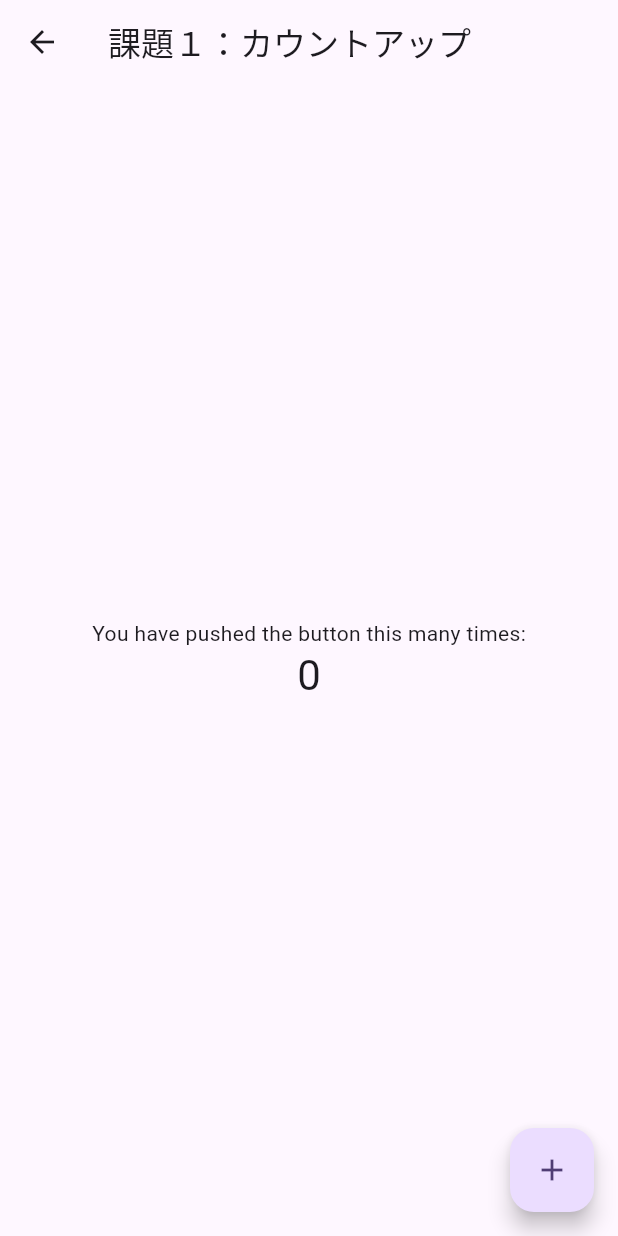
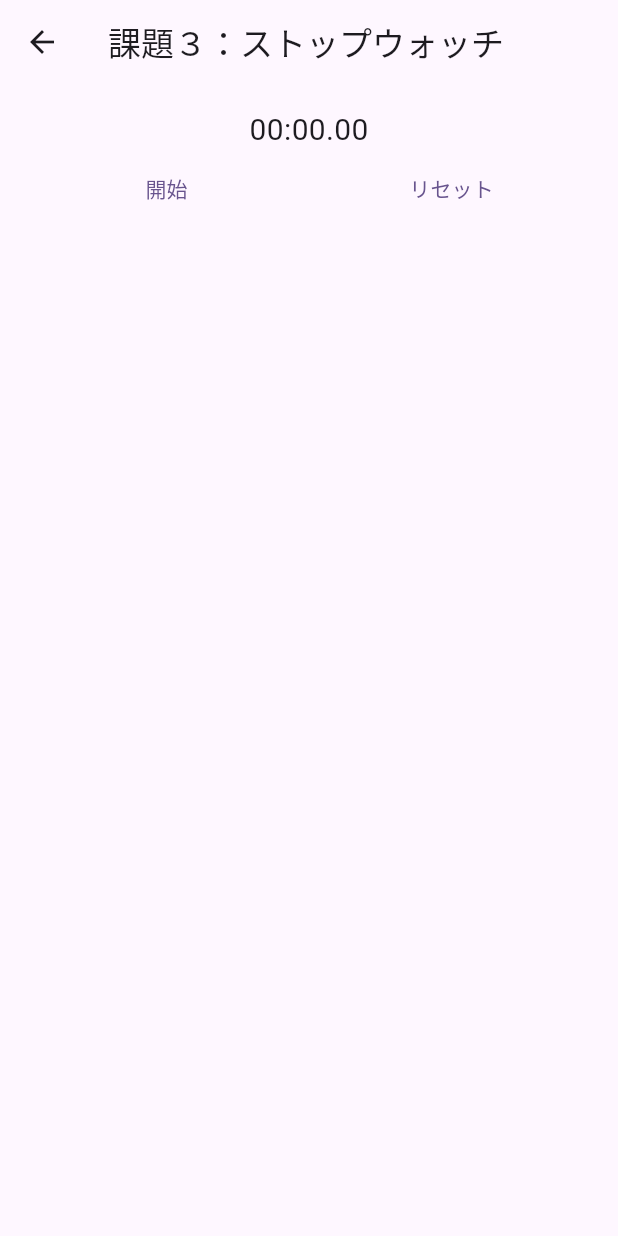
Before and after one commit to retail-oukaku/flutter_study, a Flutter app: the screen it shows after launch, after a tap on "課題3", on a phone screen of 412 x 824 dp. Run offline on Flutter 3.47's test engine with Material 2 defaults, Android fonts, the phone set to English and light mode, and no system bars.

Commit message:
課題3. ストップウォッチ機能が利用できるアプリを作成する (#16)
* 課題３のクラスを追加

* add record lirtview

* remove package(stop_watch_timer)

* 機能を更新

* 時間の表示
layoutの修正

* textの変更

* SafeAreaを追加

* 数字がぶれてる問題を修正

* space

* ローカル変数名をelapsedNumberに修正

* ローカル変数を削除

```diff
--- /dev/null
+++ b/lib/kadai3/stop_watch_page.dart
@@ -0,0 +1,171 @@
+
+import 'dart:ui';
+
+import 'package:flutter/material.dart';
+
+class StopWatchPage extends StatefulWidget {
+  const StopWatchPage({super.key});
+  @override
+  State<StopWatchPage> createState() => _StopWatchPageState();
+}
+
+class _StopWatchPageState extends State<StopWatchPage> {
+  final _stopWatch = Stopwatch();
+  String _counter = '00:00.00';
+  bool _isRunning = false;
+  // late
+  final _items = <String>[];
+  @override
+  void initState() {
+    super.initState();
+  }
+
+  @override
+  Widget build(BuildContext context) {
+    return MaterialApp(
+      theme: ThemeData(
+        useMaterial3: true,
+        colorScheme: ColorScheme.fromSeed(seedColor: Colors.deepPurple),
+      ),
+      home: Scaffold(
+        appBar: AppBar(
+          leading: IconButton(
+            icon: const Icon(Icons.arrow_back),
+            onPressed: () => {
+              Navigator.of(context).pop('Back')
+            },
+          ),
+          title: const Text('課題３：ストップウォッチ'),
+        ),
+        body:SafeArea(
+          child: Container (
+            padding: const EdgeInsets.all(16),
+            alignment: Alignment.topCenter,
+            child: Column(
+              children: [
+                Text(
+                  _counter,
+                  style: const TextStyle(
+                    fontSize: 20,
+                    fontFeatures: [FontFeature.tabularFigures()],
+                  ),
+                ),
+                _buildTopWidget(),
+                const SizedBox(
+                  height: 8,
+                ),
+                Expanded(
+                  child: _buildListWidget(),
+                ),
+              ],
+            ),
+          ),
+        ),
+      ),
+    );
+  }
+
+  Widget _buildTopWidget(){
+    return  Row(
+      children: [
+        Expanded(
+          child: TextButton(
+            onPressed: () {
+              _isRunning?_stopStopWatch():_startStopWatch();
+            },
+            child:_isRunning? const Text('停止') : const Text('開始'),
+          ),
+        ),
+        Expanded(
+          child:TextButton(
+            onPressed: () {
+              _isRunning?_lapStopWatch():_resetStopWatch();
+            },
+            child: _isRunning? const Text('ラップ') : const Text('リセット'),
+          ),
+        ),
+      ],
+    );
+  }
+
+  // 非同期で取得が必要です。streamで
+  Widget _buildListWidget()  {
+    return ListView.separated(
+      shrinkWrap: true,
+      itemCount: _items.length,
+      itemBuilder: (BuildContext context, int index) {
+        return _buildListCellWidget(index, _items[index]);
+      },
+      separatorBuilder: (BuildContext context, int index) {
+        return const Divider(height: 24,);
+      },
+    );
+  }
+
+  Widget _buildListCellWidget(int index, String? itemText){
+    return Row(
+      children: [
+        Expanded(
+          child: Text(
+            (index + 1).toString(),
+            textAlign: TextAlign.center,
+          ),
+        ),
+        Expanded (
+          child: Text(
+            itemText!,
+            textAlign: TextAlign.center,
+          ),
+        ),
+      ],
+    );
+  }
+
+  void _startStopWatch(){
+    _stopWatch.start();
+    setState(() {
+      _isRunning = true;
+    });
+    _updateElapsedTime();
+  }
+  void _stopStopWatch(){
+    setState(() {
+      _isRunning = false;
+    });
+    _stopWatch.stop();
+  }
+  void _resetStopWatch(){
+    if (_stopWatch.isRunning) {
+      _stopWatch.stop();
+    }
+    _stopWatch.reset();
+    setState(() {
+      _items.clear();
+      _counter = _getTime(_stopWatch.elapsed);
+    });
+  }
+  void _lapStopWatch(){
+    if (!_stopWatch.isRunning) {
+      return;
+    }
+    setState(() {
+      _items.add(_getTime(_stopWatch.elapsed));
+    });
+  }
+
+  String _getTime(Duration elapsed){
+    final elapsedNumber = elapsed.toString();
+    return elapsedNumber.substring(0,elapsedNumber.length - 4);
+  }
+
+  void _updateElapsedTime() {
+    Future.delayed(const Duration(milliseconds: 10), () {
+      if (_stopWatch.isRunning) {
+        setState(() {
+          _counter = _getTime(_stopWatch.elapsed);
+        });
+        _updateElapsedTime();
+      }
+    });
+  }
+}
--- a/lib/main.dart
+++ b/lib/main.dart
@@ -3,6 +3,7 @@ import 'package:flutter/material.dart';
 import 'kadai1/count_up_page.dart';
 
 import 'kadai2/todo_list_page.dart';
+import 'kadai3/stop_watch_page.dart';
 
 void main() => runApp(const MyApp());
 
@@ -75,6 +76,8 @@ class Home extends StatelessWidget {
                   return const CountUpPage();
                 case '課題2':
                   return const TodoListPage();
+                case '課題3':
+                  return const StopWatchPage();
                 default:
                   return const CountUpPage();
               }
```
